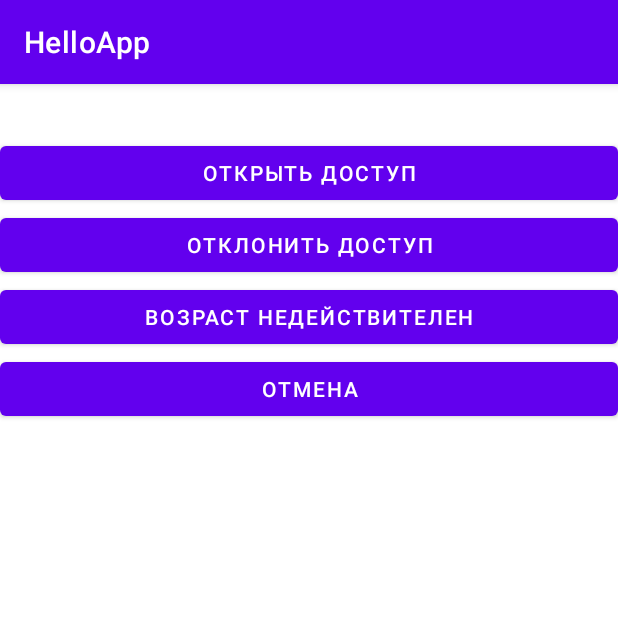
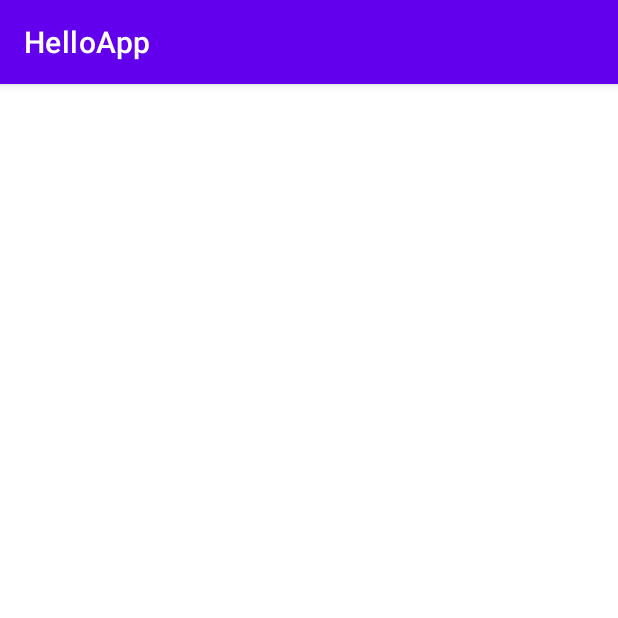
Before and after one commit to dannnik4/HelloAppAndroid, an Android app: the SecondActivity screen opened directly, with no data from a screen before it, on a phone screen of 412 x 824 dp, the top half of it. Run offline under Robolectric (Android 15) with nearby library versions, the phone set to English and light mode, and no system bars.

Commit message:
Revert "View app"

```diff
--- a/app/src/main/java/com/example/helloapp/SecondActivity.java
+++ b/app/src/main/java/com/example/helloapp/SecondActivity.java
@@ -2,9 +2,7 @@ package com.example.helloapp;
 
 import androidx.appcompat.app.AppCompatActivity;
 
-import android.content.Intent;
 import android.os.Bundle;
-import android.view.View;
 import android.widget.TextView;
 
 public class SecondActivity extends AppCompatActivity {
@@ -12,7 +10,7 @@ public class SecondActivity extends AppCompatActivity {
     @Override
     protected void onCreate(Bundle savedInstanceState) {
         super.onCreate(savedInstanceState);
-        setContentView(R.layout.result_second);
+//        setContentView(R.layout.activity_second);
 
 //        TextView textView = new TextView(this);
 //        textView.setTextSize(20);
@@ -45,48 +43,19 @@ public class SecondActivity extends AppCompatActivity {
 //        setContentView(textView);
 
 
-//        TextView textView = new TextView(this);
-//        textView.setTextSize(26);
-//        textView.setPadding(16, 16, 16, 16);
-//
-//        Bundle arguments = getIntent().getExtras();
-//
-//        User user;
-//        if(arguments!=null){
-//            user = arguments.getParcelable(User.class.getSimpleName());
-//
-//            textView.setText("Name: " + user.getName() + "\nCompany: " + user.getCompany() +
-//                    "\nAge: " + String.valueOf(user.getAge()));
-//        }
-//        setContentView(textView);
+        TextView textView = new TextView(this);
+        textView.setTextSize(26);
+        textView.setPadding(16, 16, 16, 16);
 
+        Bundle arguments = getIntent().getExtras();
 
-        Bundle extras = getIntent().getExtras();
-        if (extras != null) {
-            TextView ageView = findViewById(R.id.ageView);
-            String age = extras.getString(MainActivity.AGE_KEY);
-            ageView.setText("Возраст: " +  age);
+        User user;
+        if(arguments!=null){
+            user = arguments.getParcelable(User.class.getSimpleName());
+
+            textView.setText("Name: " + user.getName() + "\nCompany: " + user.getCompany() +
+                    "\nAge: " + String.valueOf(user.getAge()));
         }
-    }
-    public void onCancelClick(View v) {
-        setResult(RESULT_CANCELED);
-        finish();
-    }
-    public void onButton1Click(View v) {
-        sendMessage("Доступ разрешен");
-    }
-    public void onButton2Click(View v) {
-        sendMessage("Доступ запрещен");
-    }
-    public void onButton3Click(View v) {
-        sendMessage("Недопустимый возраст");
-    }
-    private void sendMessage(String message){
-
-        Intent data = new Intent();
-        data.putExtra(MainActivity.ACCESS_MESSAGE, message);
-        setResult(RESULT_OK, data);
-        finish();
-
+        setContentView(textView);
     }
 }
--- a/app/src/main/res/layout/result_second.xml
+++ /dev/null
@@ -1,56 +0,0 @@
-<?xml version="1.0" encoding="utf-8"?>
-<androidx.constraintlayout.widget.ConstraintLayout
-    xmlns:android="http://schemas.android.com/apk/res/android"
-    xmlns:app="http://schemas.android.com/apk/res-auto"
-    android:layout_width="match_parent"
-    android:layout_height="match_parent" >
-    <TextView
-        android:id="@+id/ageView"
-        android:layout_width="0dp"
-        android:layout_height="wrap_content"
-        android:textSize="26sp"
-        app:layout_constraintLeft_toLeftOf="parent"
-        app:layout_constraintRight_toRightOf="parent"
-        app:layout_constraintTop_toTopOf="parent"/>
-
-    <Button
-        android:id="@+id/button1"
-        android:layout_width="0dp"
-        android:layout_height="wrap_content"
-        android:text="Открыть доступ"
-        android:onClick="onButton1Click"
-        app:layout_constraintLeft_toLeftOf="parent"
-        app:layout_constraintRight_toRightOf="parent"
-        app:layout_constraintTop_toBottomOf="@+id/ageView"/>
-
-    <Button
-        android:id="@+id/button2"
-        android:layout_width="0dp"
-        android:layout_height="wrap_content"
-        android:text="Отклонить доступ"
-        android:onClick="onButton2Click"
-        app:layout_constraintLeft_toLeftOf="parent"
-        app:layout_constraintRight_toRightOf="parent"
-        app:layout_constraintTop_toBottomOf="@+id/button1"/>
-
-    <Button
-        android:id="@+id/button3"
-        android:layout_width="0dp"
-        android:layout_height="wrap_content"
-        android:text="Возраст недействителен"
-        android:onClick="onButton3Click"
-        app:layout_constraintLeft_toLeftOf="parent"
-        app:layout_constraintRight_toRightOf="parent"
-        app:layout_constraintTop_toBottomOf="@+id/button2" />
-
-    <Button
-        android:id="@+id/cancel"
-        android:layout_width="0dp"
-        android:layout_height="wrap_content"
-        android:text="Отмена"
-        android:onClick="onCancelClick"
-        app:layout_constraintLeft_toLeftOf="parent"
-        app:layout_constraintRight_toRightOf="parent"
-        app:layout_constraintTop_toBottomOf="@+id/button3" />
-
-</androidx.constraintlayout.widget.ConstraintLayout>
```
Also changed, not shown: app/src/main/java/com/example/helloapp/MainActivity.java (+14 -52 lines), app/src/main/res/layout/result_main.xml (deleted, +0 -33 lines).
